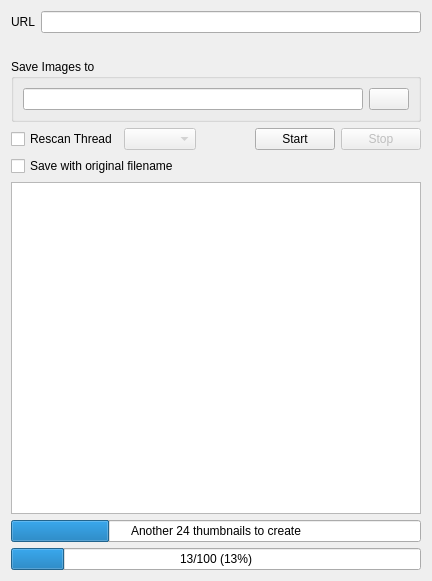
chrisdevchroma/fourchan-dl, file ui4chan.ui: the form before one commit.
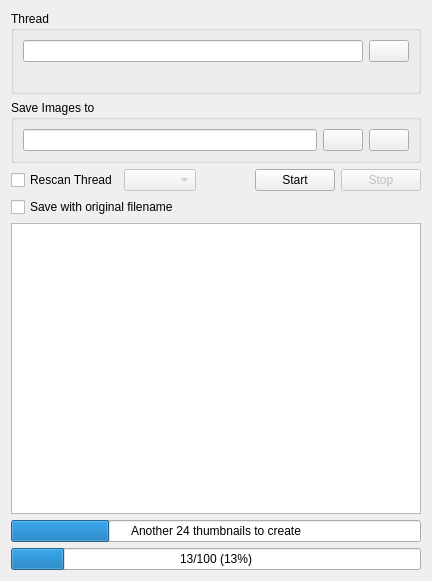
The form after the commit. Icons and pictures are not drawn.

```diff
--- a/ui4chan.ui
+++ b/ui4chan.ui
@@ -13,26 +13,45 @@
   <property name="windowTitle">
    <string>Form</string>
   </property>
-  <layout class="QGridLayout" name="gridLayout_2">
+  <layout class="QGridLayout" name="gridLayout_3">
    <item row="0" column="0">
-    <layout class="QHBoxLayout" name="horizontalLayout">
-     <item>
-      <widget class="QLabel" name="label">
-       <property name="text">
-        <string>URL</string>
-       </property>
-      </widget>
-     </item>
-     <item>
-      <widget class="QLineEdit" name="leURI">
-       <property name="text">
-        <string/>
-       </property>
-      </widget>
-     </item>
-    </layout>
+    <widget class="QGroupBox" name="groupBox">
+     <property name="title">
+      <string>Thread</string>
+     </property>
+     <layout class="QGridLayout" name="gridLayout_2">
+      <item row="0" column="0">
+       <widget class="QLineEdit" name="leURI">
+        <property name="text">
+         <string/>
+        </property>
+       </widget>
+      </item>
+      <item row="0" column="1">
+       <widget class="QPushButton" name="btnOpenThread">
+        <property name="toolTip">
+         <string>Open thread in browser</string>
+        </property>
+        <property name="text">
+         <string/>
+        </property>
+        <property name="icon">
+         <iconset resource="resources.qrc">
+          <normaloff>:/icons/resources/open.png</normaloff>:/icons/resources/open.png</iconset>
+        </property>
+       </widget>
+      </item>
+      <item row="1" column="0" colspan="2">
+       <widget class="QLabel" name="lTitle">
+        <property name="text">
+         <string/>
+        </property>
+       </widget>
+      </item>
+     </layout>
+    </widget>
    </item>
-   <item row="2" column="0">
+   <item row="1" column="0">
     <widget class="QGroupBox" name="group">
      <property name="title">
       <string>Save Images to</string>
@@ -48,7 +67,7 @@
       <item row="0" column="1">
        <widget class="QPushButton" name="btnChoosePath">
         <property name="toolTip">
-         <string>Choose directory</string>
+         <string>Choose download folder</string>
         </property>
         <property name="text">
          <string/>
@@ -59,10 +78,24 @@
         </property>
        </widget>
       </item>
+      <item row="0" column="2">
+       <widget class="QPushButton" name="btnOpenDownloadFolder">
+        <property name="toolTip">
+         <string>Open download folder</string>
+        </property>
+        <property name="text">
+         <string/>
+        </property>
+        <property name="icon">
+         <iconset resource="resources.qrc">
+          <normaloff>:/icons/resources/open.png</normaloff>:/icons/resources/open.png</iconset>
+        </property>
+       </widget>
+      </item>
      </layout>
     </widget>
    </item>
-   <item row="3" column="0">
+   <item row="2" column="0">
     <layout class="QHBoxLayout" name="horizontalLayout_2">
      <item>
       <widget class="QCheckBox" name="cbRescan">
@@ -110,26 +143,17 @@
      </item>
     </layout>
    </item>
-   <item row="7" column="0">
-    <widget class="QProgressBar" name="progressBar">
-     <property name="enabled">
-      <bool>true</bool>
+   <item row="3" column="0">
+    <widget class="QCheckBox" name="cbOriginalFilename">
+     <property name="text">
+      <string>Save with original filename</string>
      </property>
-     <property name="minimum">
-      <number>0</number>
-     </property>
-     <property name="value">
-      <number>13</number>
-     </property>
-     <property name="textVisible">
-      <bool>true</bool>
-     </property>
-     <property name="format">
-      <string>%v/%m (%p%)</string>
+     <property name="checked">
+      <bool>false</bool>
      </property>
     </widget>
    </item>
-   <item row="5" column="0">
+   <item row="4" column="0">
     <widget class="QListWidget" name="listWidget">
      <property name="contextMenuPolicy">
       <enum>Qt::CustomContextMenu</enum>
@@ -172,24 +196,7 @@
      </property>
     </widget>
    </item>
-   <item row="1" column="0">
-    <widget class="QLabel" name="lTitle">
-     <property name="text">
-      <string/>
-     </property>
-    </widget>
-   </item>
-   <item row="4" column="0">
-    <widget class="QCheckBox" name="cbOriginalFilename">
-     <property name="text">
-      <string>Save with original filename</string>
-     </property>
-     <property name="checked">
-      <bool>false</bool>
-     </property>
-    </widget>
-   </item>
-   <item row="6" column="0">
+   <item row="5" column="0">
     <widget class="QProgressBar" name="pbPendingThumbnails">
      <property name="value">
       <number>24</number>
@@ -202,6 +209,25 @@
      </property>
     </widget>
    </item>
+   <item row="6" column="0">
+    <widget class="QProgressBar" name="progressBar">
+     <property name="enabled">
+      <bool>true</bool>
+     </property>
+     <property name="minimum">
+      <number>0</number>
+     </property>
+     <property name="value">
+      <number>13</number>
+     </property>
+     <property name="textVisible">
+      <bool>true</bool>
+     </property>
+     <property name="format">
+      <string>%v/%m (%p%)</string>
+     </property>
+    </widget>
+   </item>
   </layout>
   <action name="actionDeleteFile">
    <property name="text">
```
Left out of the diff: 50 changed lines with no effect on the pictures.
